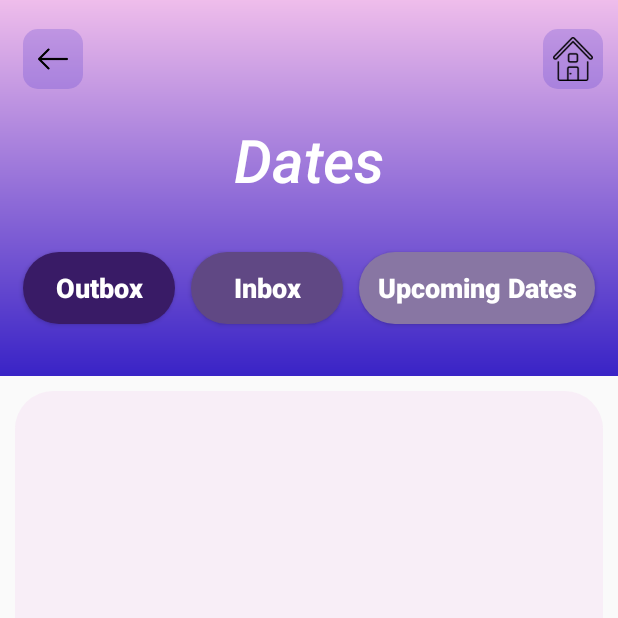
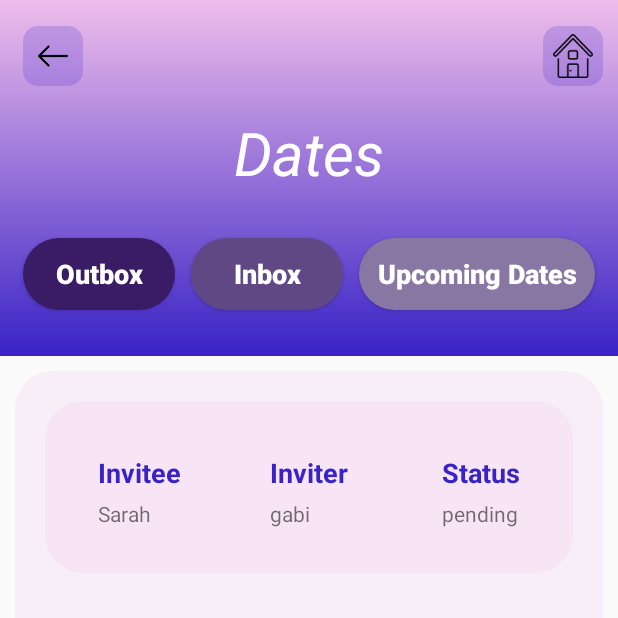
Before and after one commit to gabistein/DateBetterLogin, an Android app: the Dates screen opened directly, with no data from a screen before it, on a phone screen of 412 x 824 dp, the top half of it. Run offline under Robolectric (Android 15) with nearby library versions, the phone set to English and light mode, and no system bars.

Commit message:
added date view, about to do google calendar

```diff
--- a/app/src/main/AndroidManifest.xml
+++ b/app/src/main/AndroidManifest.xml
@@ -9,10 +9,11 @@
         android:roundIcon="@mipmap/ic_launcher_round"
         android:supportsRtl="true"
         android:theme="@style/AppTheme">
+        <activity android:name=".ViewDate"></activity>
         <activity
             android:name=".Dates"
             android:label="@string/title_activity_dates"
-            android:theme="@style/AppTheme.NoActionBar"></activity>
+            android:theme="@style/AppTheme.NoActionBar" />
         <activity android:name=".DateInput" />
         <activity android:name=".ViewMatch" />
         <activity android:name=".Matches" />
--- /dev/null
+++ b/app/src/main/java/com/example/googlesignin/DateTile.java
@@ -0,0 +1,61 @@
+package com.example.googlesignin;
+
+import android.content.Context;
+import android.util.AttributeSet;
+import android.view.LayoutInflater;
+import android.widget.Button;
+import android.widget.LinearLayout;
+import android.widget.TextView;
+
+public class DateTile extends LinearLayout {
+
+    protected TextView dt_invitee_name;
+    protected TextView dt_inviter_name;
+    protected TextView dt_status;
+
+
+    public DateTile(Context context, AttributeSet attrs) {
+        super(context);
+        setOrientation(LinearLayout.HORIZONTAL);
+        //inflate layout with xml from profilematch.xml and make the root be this linear layout
+        LayoutInflater.from(context).inflate(R.layout.datetile, this, true);
+        //initialize instance variables
+        this.init();
+
+
+    }
+
+    public DateTile(Context context) {
+        super(context);
+        setOrientation(LinearLayout.HORIZONTAL);
+        //inflate layout with xml from profilematch.xml and make the root be this linear layout
+        LayoutInflater.from(context).inflate(R.layout.datetile, this, true);
+        this.init();
+
+
+    }
+
+    public void init(){
+        dt_inviter_name=findViewById(R.id.dt_inviter_name);
+        dt_invitee_name=findViewById(R.id.dt_invitee_name);
+        dt_status=findViewById(R.id.dt_status);
+
+    }
+
+    public void set_invitee_name(String name){
+        dt_invitee_name.setText(name);
+    }
+    public void set_inviter_name(String name){
+        dt_inviter_name.setText(name);
+    }
+
+    public void set_status(String status){
+        dt_status.setText(status);
+    }
+
+    public void set_all( String invitee_name, String inviter_name, String status){
+        this.set_invitee_name(invitee_name);
+        this.set_inviter_name(inviter_name);
+        this.set_status(status);
+    }
+}
--- a/app/src/main/java/com/example/googlesignin/Dates.java
+++ b/app/src/main/java/com/example/googlesignin/Dates.java
@@ -7,6 +7,7 @@ import android.support.design.widget.Snackbar;
 import android.support.v7.app.AppCompatActivity;
 import android.support.v7.widget.Toolbar;
 import android.view.View;
+import android.widget.LinearLayout;
 
 public class Dates extends AppCompatActivity {
 
@@ -14,6 +15,13 @@ public class Dates extends AppCompatActivity {
     protected void onCreate(Bundle savedInstanceState) {
         super.onCreate(savedInstanceState);
         setContentView(R.layout.activity_dates);
+
+        LinearLayout matches_container= (LinearLayout) findViewById(R.id.dates_container);
+
+        matches_container.addView(this.create_date("Sarah", "gabi", "pending", 1));
+
+
+
 
     }
 
@@ -34,4 +42,39 @@ public class Dates extends AppCompatActivity {
     ///////////////////////
 
 
+
+    /**name: create_date
+     * action: creates DateTile object
+     * */
+    protected DateTile create_date(String inviter_id, String invitee_id, String status, int date_id){
+        DateTile date_tile= new DateTile(this);
+        //TODO: ideally set name instead of id but need
+        date_tile.set_all(invitee_id,inviter_id, status);
+        final int f_date_id=date_id;
+
+        date_tile.setOnClickListener(new View.OnClickListener() {
+            public void onClick(View v){
+                //call check_and_update method to determine validity of move and update board
+                handle_view_date(f_date_id);
+            }
+        });
+        return date_tile;
+    }
+
+
+    /**name: handle_view_date
+     * action: creates DateTile object
+     * */
+    protected void handle_view_date( int date_id){
+
+        Intent view_date= new Intent(Dates.this, ViewDate.class );
+        view_date.putExtra("date_id", +date_id);
+        startActivity(view_date);
+    }
+
+
+
+
+
+
 }
--- a/app/src/main/java/com/example/googlesignin/Matches.java
+++ b/app/src/main/java/com/example/googlesignin/Matches.java
@@ -45,6 +45,7 @@ public class Matches extends AppCompatActivity {
     protected void handle_view_profile(String id){
         Intent view_profile= new Intent(Matches.this, ViewMatch.class );
         view_profile.putExtra("other_id", ""+id);
+        view_profile.putExtra("from", "Matches");
         startActivity(view_profile);
     }
 
--- a/app/src/main/res/layout/activity_dates.xml
+++ b/app/src/main/res/layout/activity_dates.xml
@@ -61,7 +61,7 @@
             android:textColor="@android:color/white"
             android:textSize="40sp"
             android:textStyle="bold|italic"
-            app:fontFamily="sans-serif-light" />
+            app:fontFamily="sans-serif-thin" />
 
         <LinearLayout
             android:layout_width="match_parent"
@@ -115,7 +115,6 @@
     </LinearLayout>
 
 
-
     <ScrollView
         android:layout_width="match_parent"
         android:layout_height="wrap_content"
--- a/app/src/main/res/layout/activity_profile.xml
+++ b/app/src/main/res/layout/activity_profile.xml
@@ -111,7 +111,8 @@
                             android:layout_width="match_parent"
                             android:layout_height="fill_parent"
                             android:padding="10dp"
-                            android:text="enter bio here" />
+                            android:text="enter bio here"
+                            android:textSize="18sp" />
                     </LinearLayout>
                 </ScrollView>
 
--- a/app/src/main/res/layout/activity_view_match.xml
+++ b/app/src/main/res/layout/activity_view_match.xml
@@ -119,7 +119,8 @@
                             android:layout_width="match_parent"
                             android:layout_height="fill_parent"
                             android:padding="10dp"
-                            android:text="enter bio here" />
+                            android:text="enter bio here"
+                            android:textSize="18sp" />
                     </LinearLayout>
                 </ScrollView>
 
--- a/app/src/main/res/layout/activity_view_option.xml
+++ b/app/src/main/res/layout/activity_view_option.xml
@@ -119,7 +119,8 @@
                             android:layout_width="match_parent"
                             android:layout_height="fill_parent"
                             android:padding="10dp"
-                            android:text="enter bio here" />
+                            android:text="enter bio here"
+                            android:textSize="18sp" />
                     </LinearLayout>
                 </ScrollView>
 
--- /dev/null
+++ b/app/src/main/res/layout/datetile.xml
@@ -0,0 +1,110 @@
+<merge
+    xmlns:android="http://schemas.android.com/apk/res/android">
+
+    <LinearLayout
+        android:layout_width="match_parent"
+        android:layout_height="wrap_content"
+        android:layout_margin="10dp"
+        android:layout_weight="1"
+        android:background="@drawable/scroll_background"
+        android:orientation="horizontal"
+        android:padding="10dp">
+
+
+        <LinearLayout
+            android:layout_width="50dp"
+            android:layout_height="wrap_content"
+            android:layout_margin="10dp"
+            android:layout_weight="1"
+            android:orientation="vertical"
+            android:padding="10dp">
+
+            <TextView
+                android:layout_width="match_parent"
+                android:layout_height="wrap_content"
+                android:layout_gravity="center|left"
+                android:layout_weight="3"
+                android:gravity="center|left"
+                android:padding="5dp"
+                android:text="Invitee"
+                android:textColor="#3923C6"
+                android:textSize="18sp"
+                android:textStyle="bold" />
+
+            <TextView
+                android:id="@+id/dt_inviter_name"
+                android:layout_width="match_parent"
+                android:layout_height="wrap_content"
+                android:gravity="center|left"
+                android:paddingLeft="5dp"
+                android:text="invitee name " />
+
+
+        </LinearLayout>
+
+        <LinearLayout
+            android:layout_width="50dp"
+            android:layout_height="wrap_content"
+            android:layout_margin="10dp"
+            android:layout_weight="1"
+            android:orientation="vertical"
+            android:padding="10dp">
+
+            <TextView
+                android:layout_width="match_parent"
+                android:layout_height="wrap_content"
+                android:layout_gravity="center|left"
+                android:layout_weight="3"
+                android:gravity="center|left"
+                android:padding="5dp"
+                android:text="Inviter"
+                android:textColor="#3923C6"
+                android:textSize="18sp"
+                android:textStyle="bold" />
+
+            <TextView
+                android:id="@+id/dt_invitee_name"
+                android:layout_width="match_parent"
+                android:layout_height="wrap_content"
+                android:gravity="center|left"
+                android:paddingLeft="5dp"
+                android:text="Inviter name " />
+
+
+        </LinearLayout>
+
+        <LinearLayout
+            android:layout_width="wrap_content"
+            android:layout_height="wrap_content"
+            android:layout_gravity="center"
+            android:layout_margin="10dp"
+            android:gravity="top|center_vertical"
+            android:orientation="vertical"
+            android:padding="10dp">
+
+            <TextView
+                android:layout_width="wrap_content"
+                android:layout_height="wrap_content"
+                android:layout_gravity="center|left"
+                android:gravity="top|left"
+                android:padding="5dp"
+                android:text="Status"
+                android:textColor="#3923C6"
+                android:textSize="18sp"
+                android:textStyle="bold" />
+
+            <TextView
+                android:id="@+id/dt_status"
+                android:layout_width="match_parent"
+                android:layout_height="wrap_content"
+                android:gravity="center|left"
+                android:paddingLeft="5dp"
+                android:text="Pending/Awaiting your Response" />
+
+
+        </LinearLayout>
+
+    </LinearLayout>
+
+
+</merge>
```
Also changed, not shown: app/src/main/java/com/example/googlesignin/ViewDate.java (added, +91 -0 lines), app/src/main/java/com/example/googlesignin/ViewMatch.java (+12 -1 lines), app/src/main/res/layout/activity_view_date.xml (added, +350 -0 lines).
